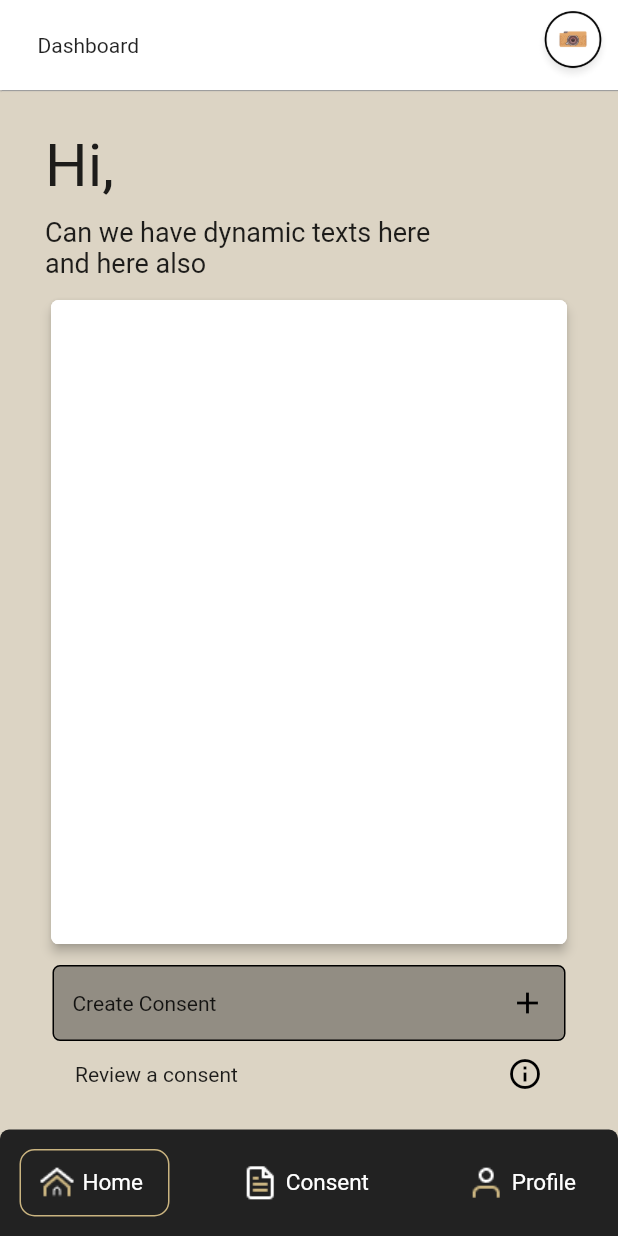
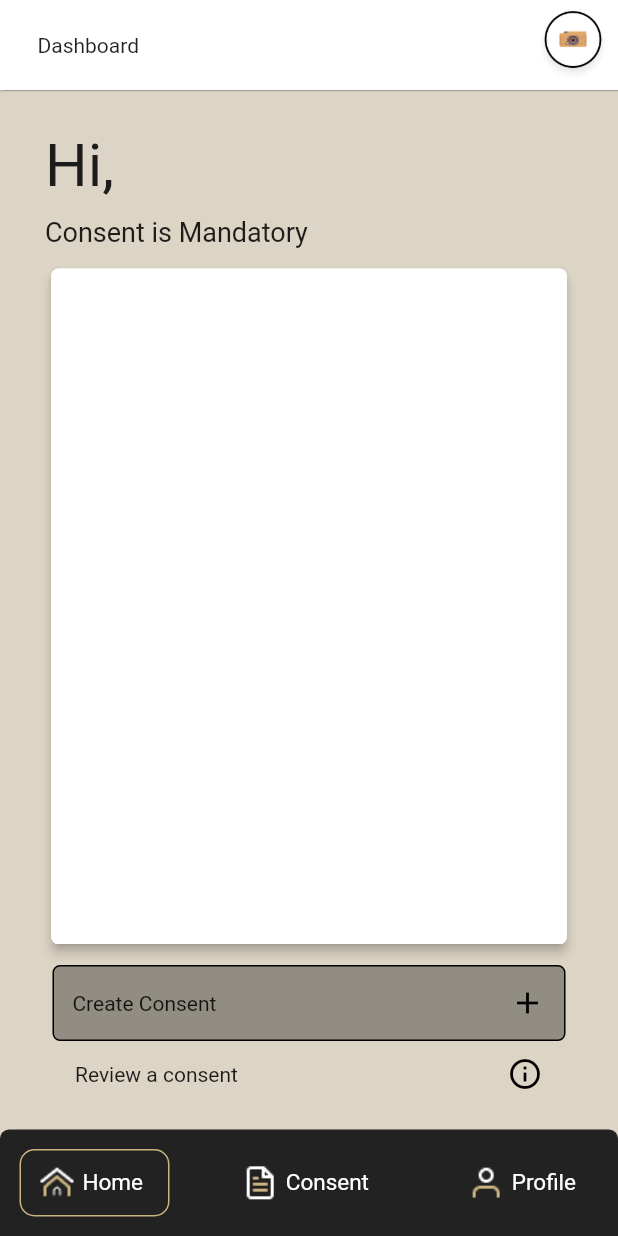
Before and after one commit to grantconsent/Seychelles, a Flutter app: the Dashboard screen opened directly, on a phone screen of 412 x 824 dp. Run offline on Flutter 3.47's test engine with Material 2 defaults, Android fonts, the phone set to English and light mode, and no system bars; our stand-ins replace cloud_firestore, contacts_service, email_validator, firebase_auth, google_fonts, image_picker and 1 more; missing offline and left inert: mailer; accounts and stored records are empty.

Commit message:
random dynamic welcome text

```diff
--- a/lib/screens/dashboard.dart
+++ b/lib/screens/dashboard.dart
@@ -2,7 +2,8 @@ import 'dart:async';
 import 'package:flutter/material.dart';
 import 'package:grantconsent/utilities/custom_classes.dart';
 import 'package:grantconsent/utilities/styles.dart';
-
+import 'package:grantconsent/utilities/constants.dart';
+import "dart:math";
 class Dashboard extends StatefulWidget {
   @override
   _DashboardState createState() => _DashboardState();
@@ -13,6 +14,11 @@ class Dashboard extends StatefulWidget {
 //right-> right: MediaQuery.of(context).size.width - 120
 
 class _DashboardState extends State<Dashboard> {
+
+
+
+
+
   @override
   Widget build(BuildContext context) {
     return Scaffold(
@@ -279,9 +285,8 @@ class _DashboardState extends State<Dashboard> {
 }
 
 class Home extends StatelessWidget {
-  const Home({
-    Key key,
-  }) : super(key: key);
+  static final _random = new Random();
+  var welcomeText = dynamicWelcomeText[_random.nextInt(dynamicWelcomeText.length)];
 
   @override
   Widget build(BuildContext context) {
@@ -298,7 +303,7 @@ class Home extends StatelessWidget {
         Align(
           alignment: Alignment.centerLeft,
           child: Text(
-            "Can we have dynamic texts here\nand here also",
+            welcomeText,
             style: TextStyle(fontSize: 18),
           ),
         ),
--- a/lib/utilities/constants.dart
+++ b/lib/utilities/constants.dart
@@ -54,3 +54,41 @@ enum LogoType {
   largeWithText,
   largeWithoutText,
 }
+
+//Dashboard Welcome Text
+
+const List<String> dynamicWelcomeText=[
+'Silence does not mean yes.',
+'Never assume. Ask before you proceed.',
+'The right to say no is a right you ought to exercise if you want your yes to mean something.',
+'Hesitance is not consent.',
+'Being in a relationship is not consent.',
+'No means No',
+'Wait means No',
+'Not now means No',
+'No is a complete Sentence. It doesn\'t require justification or Explanation',
+'We\'ve had sex before is not consent',
+'Consent to one act is not consent to all acts',
+'If they aren\'t sober they can\'t consent',
+'Coercion is not Consent',
+'Flirting is not Consent',
+'If they don\'t feel free to say "NO", it\'s not consent',
+'No does not mean convince me',
+'Consent is Mandatory',
+'Only do it with Consent',
+'Consent: if you don\'t get it you don\'t get it',
+'Rape is not the presence of NO, it\'s the absence of yes',
+'Alone is not Consent',
+'Drunk is not Consent',
+'Ask before Unwrapping',
+'It\'s okay to say No',
+'I would give you infinate cuddles if you properly consented me to do so',
+'Consent Matters',
+'Sex you want? Ask for Consent You Must',
+'Clothing is Not Consent',
+'Never assume consent',
+'Got Consent?',
+'You never Owe Sex, Your Sex is your own',
+'Consent is Sexy',
+'Have Consent From the Cutie before You Can Touch the Booty'
+];
```
